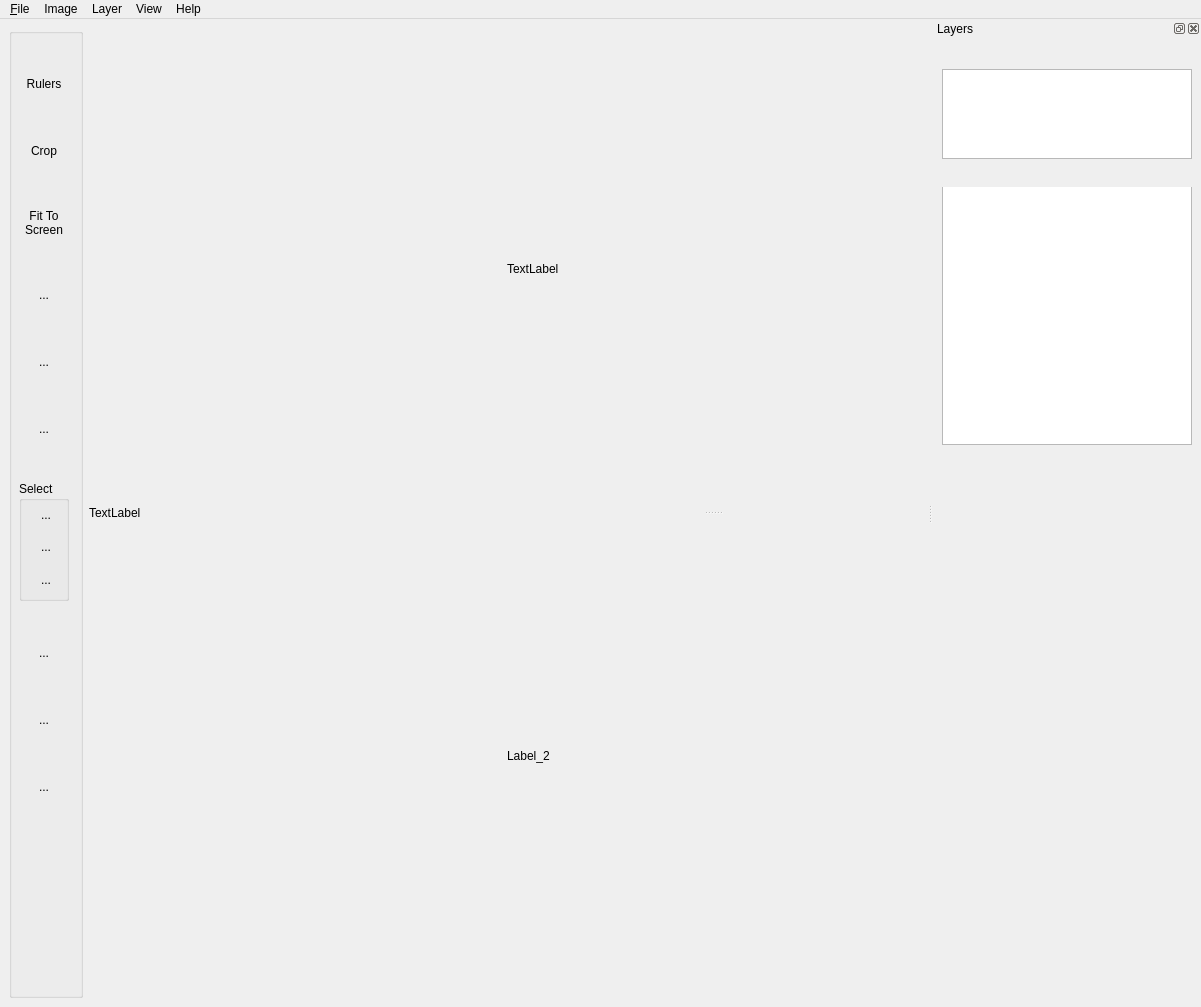
The window that bLUe.ui (bvirxx/bLUe_PYSIDE) describes before a commit, drawn with Qt 5.
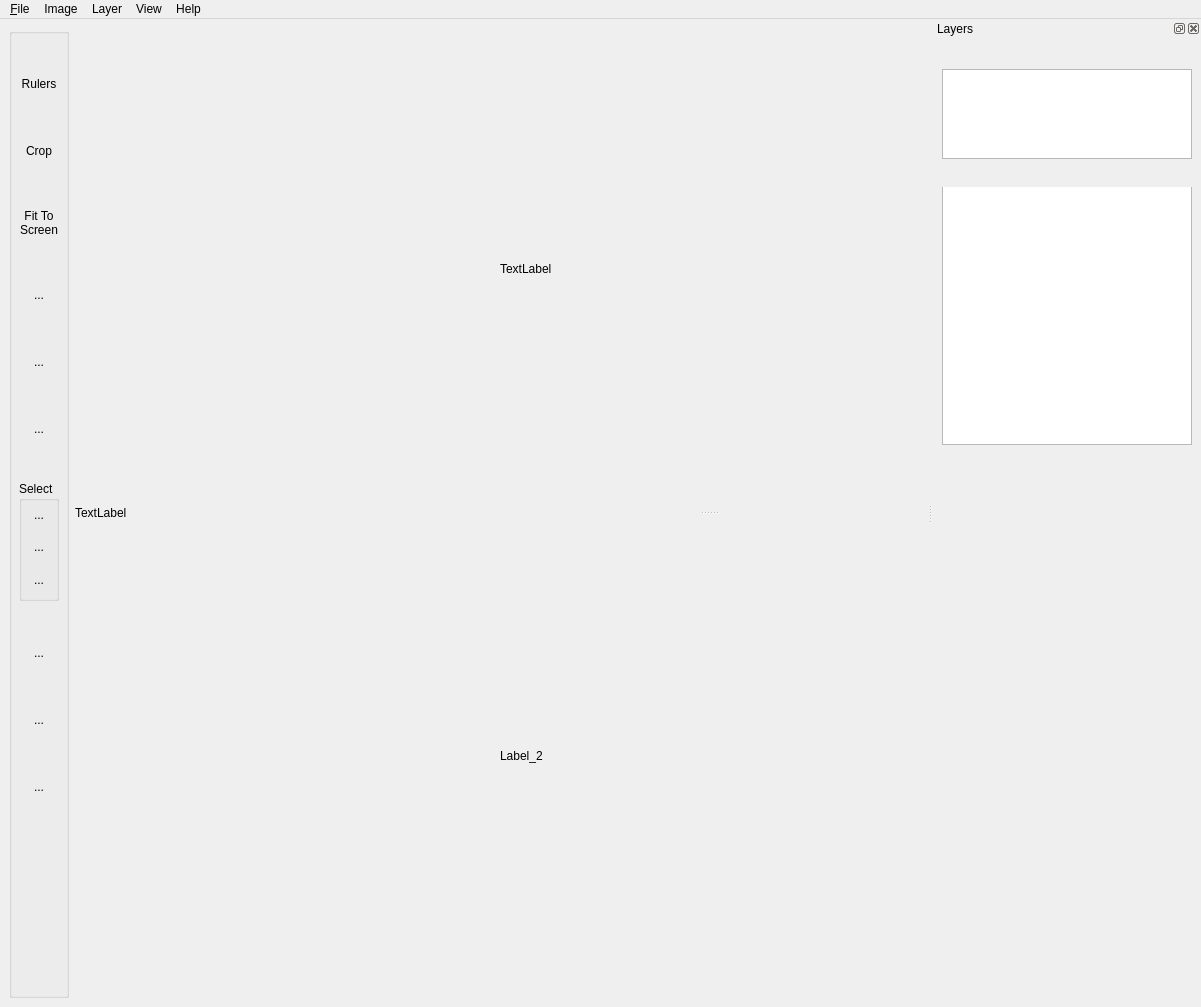
The same window after the commit. Icons and pictures are not drawn. Custom widgets are drawn as their Qt base class.

Patch:
```diff
--- a/bLUe.ui
+++ b/bLUe.ui
@@ -41,7 +41,7 @@
       <item>
        <widget class="QGroupBox" name="groupbox_btn">
         <property name="sizePolicy">
-         <sizepolicy hsizetype="Minimum" vsizetype="Preferred">
+         <sizepolicy hsizetype="Fixed" vsizetype="Preferred">
           <horstretch>0</horstretch>
           <verstretch>0</verstretch>
          </sizepolicy>
@@ -54,7 +54,7 @@
         </property>
         <property name="maximumSize">
          <size>
-          <width>74</width>
+          <width>60</width>
           <height>16777215</height>
          </size>
         </property>
@@ -62,14 +62,17 @@
          <string/>
         </property>
         <property name="alignment">
-         <set>Qt::AlignLeading|Qt::AlignLeft|Qt::AlignVCenter</set>
+         <set>Qt::AlignCenter</set>
+        </property>
+        <property name="flat">
+         <bool>false</bool>
         </property>
         <widget class="QWidget" name="layoutWidget">
          <property name="geometry">
           <rect>
            <x>10</x>
            <y>10</y>
-           <width>52</width>
+           <width>47</width>
            <height>801</height>
           </rect>
          </property>
@@ -77,6 +80,12 @@
           <property name="sizeConstraint">
            <enum>QLayout::SetDefaultConstraint</enum>
           </property>
+          <property name="leftMargin">
+           <number>0</number>
+          </property>
+          <property name="rightMargin">
+           <number>0</number>
+          </property>
           <item>
            <widget class="QToolButton" name="rulerButton">
             <property name="sizePolicy">
@@ -87,13 +96,13 @@
             </property>
             <property name="minimumSize">
              <size>
-              <width>50</width>
+              <width>40</width>
               <height>25</height>
              </size>
             </property>
             <property name="maximumSize">
              <size>
-              <width>50</width>
+              <width>40</width>
               <height>30</height>
              </size>
             </property>
@@ -127,13 +136,13 @@
             </property>
             <property name="minimumSize">
              <size>
-              <width>50</width>
+              <width>40</width>
               <height>25</height>
              </size>
             </property>
             <property name="maximumSize">
              <size>
-              <width>50</width>
+              <width>40</width>
               <height>30</height>
              </size>
             </property>
@@ -173,13 +182,13 @@
             </property>
             <property name="minimumSize">
              <size>
-              <width>50</width>
+              <width>40</width>
               <height>40</height>
              </size>
             </property>
             <property name="maximumSize">
              <size>
-              <width>50</width>
+              <width>40</width>
               <height>40</height>
              </size>
             </property>
@@ -217,13 +226,13 @@
             </property>
             <property name="minimumSize">
              <size>
-              <width>50</width>
+              <width>40</width>
               <height>25</height>
              </size>
             </property>
             <property name="maximumSize">
              <size>
-              <width>50</width>
+              <width>40</width>
               <height>30</height>
              </size>
             </property>
@@ -261,13 +270,13 @@
             </property>
             <property name="minimumSize">
              <size>
-              <width>50</width>
+              <width>40</width>
               <height>26</height>
              </size>
             </property>
             <property name="maximumSize">
              <size>
-              <width>50</width>
+              <width>40</width>
               <height>30</height>
              </size>
             </property>
@@ -308,13 +317,13 @@
            <widget class="QToolButton" name="toolButton">
             <property name="minimumSize">
              <size>
-              <width>50</width>
+              <width>40</width>
               <height>26</height>
              </size>
             </property>
             <property name="maximumSize">
              <size>
-              <width>50</width>
+              <width>40</width>
               <height>30</height>
              </size>
             </property>
@@ -349,13 +358,13 @@
            <widget class="QGroupBox" name="groupBox">
             <property name="minimumSize">
              <size>
-              <width>50</width>
+              <width>40</width>
               <height>90</height>
              </size>
             </property>
             <property name="maximumSize">
              <size>
-              <width>50</width>
+              <width>40</width>
               <height>120</height>
              </size>
             </property>
@@ -365,14 +374,14 @@
             <widget class="QWidget" name="layoutWidget">
              <property name="geometry">
               <rect>
-               <x>10</x>
+               <x>0</x>
                <y>20</y>
-               <width>34</width>
+               <width>41</width>
                <height>92</height>
               </rect>
              </property>
              <layout class="QVBoxLayout" name="verticalLayout">
-              <item>
+              <item alignment="Qt::AlignHCenter">
                <widget class="QToolButton" name="rectangle">
                 <property name="sizePolicy">
                  <sizepolicy hsizetype="Preferred" vsizetype="Preferred">
@@ -382,10 +391,16 @@
                 </property>
                 <property name="minimumSize">
                  <size>
-                  <width>32</width>
+                  <width>30</width>
                   <height>26</height>
                  </size>
                 </property>
+                <property name="maximumSize">
+                 <size>
+                  <width>35</width>
+                  <height>16777215</height>
+                 </size>
+                </property>
                 <property name="focusPolicy">
                  <enum>Qt::ClickFocus</enum>
                 </property>
@@ -419,7 +434,7 @@
                 </attribute>
                </widget>
               </item>
-              <item>
+              <item alignment="Qt::AlignHCenter">
                <widget class="QToolButton" name="drawFG">
                 <property name="sizePolicy">
                  <sizepolicy hsizetype="Preferred" vsizetype="Preferred">
@@ -429,10 +444,16 @@
                 </property>
                 <property name="minimumSize">
                  <size>
-                  <width>32</width>
+                  <width>30</width>
                   <height>26</height>
                  </size>
                 </property>
+                <property name="maximumSize">
+                 <size>
+                  <width>35</width>
+                  <height>16777215</height>
+                 </size>
+                </property>
                 <property name="focusPolicy">
                  <enum>Qt::ClickFocus</enum>
                 </property>
@@ -469,7 +490,7 @@
                 </attribute>
                </widget>
               </item>
-              <item>
+              <item alignment="Qt::AlignHCenter">
                <widget class="QToolButton" name="drawBG">
                 <property name="sizePolicy">
                  <sizepolicy hsizetype="Preferred" vsizetype="Preferred">
@@ -479,10 +500,16 @@
                 </property>
                 <property name="minimumSize">
                  <size>
-                  <width>32</width>
+                  <width>30</width>
                   <height>26</height>
                  </size>
                 </property>
+                <property name="maximumSize">
+                 <size>
+                  <width>35</width>
+                  <height>16777215</height>
+                 </size>
+                </property>
                 <property name="focusPolicy">
                  <enum>Qt::ClickFocus</enum>
                 </property>
@@ -524,13 +551,13 @@
            <widget class="QToolButton" name="bucketButton">
             <property name="minimumSize">
              <size>
-              <width>50</width>
+              <width>40</width>
               <height>26</height>
              </size>
             </property>
             <property name="maximumSize">
              <size>
-              <width>50</width>
+              <width>40</width>
               <height>30</height>
              </size>
             </property>
@@ -568,13 +595,13 @@
            <widget class="QToolButton" name="brushButton">
             <property name="minimumSize">
              <size>
-              <width>50</width>
+              <width>40</width>
               <height>26</height>
              </size>
             </property>
             <property name="maximumSize">
              <size>
-              <width>50</width>
+              <width>40</width>
               <height>30</height>
              </size>
             </property>
@@ -609,13 +636,13 @@
            <widget class="QToolButton" name="eraserButton">
             <property name="minimumSize">
              <size>
-              <width>50</width>
+              <width>40</width>
               <height>26</height>
              </size>
             </property>
             <property name="maximumSize">
              <size>
-              <width>50</width>
+              <width>40</width>
               <height>30</height>
              </size>
             </property>
```
Left out of the diff: 2 changed lines with no effect on the pictures.
